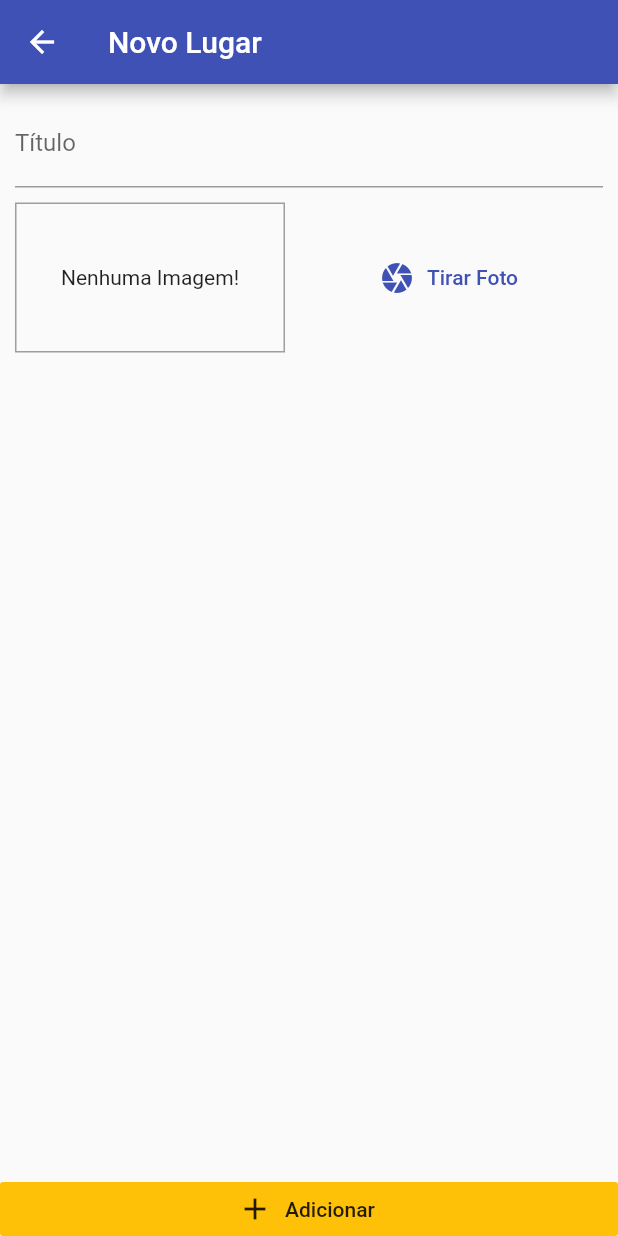
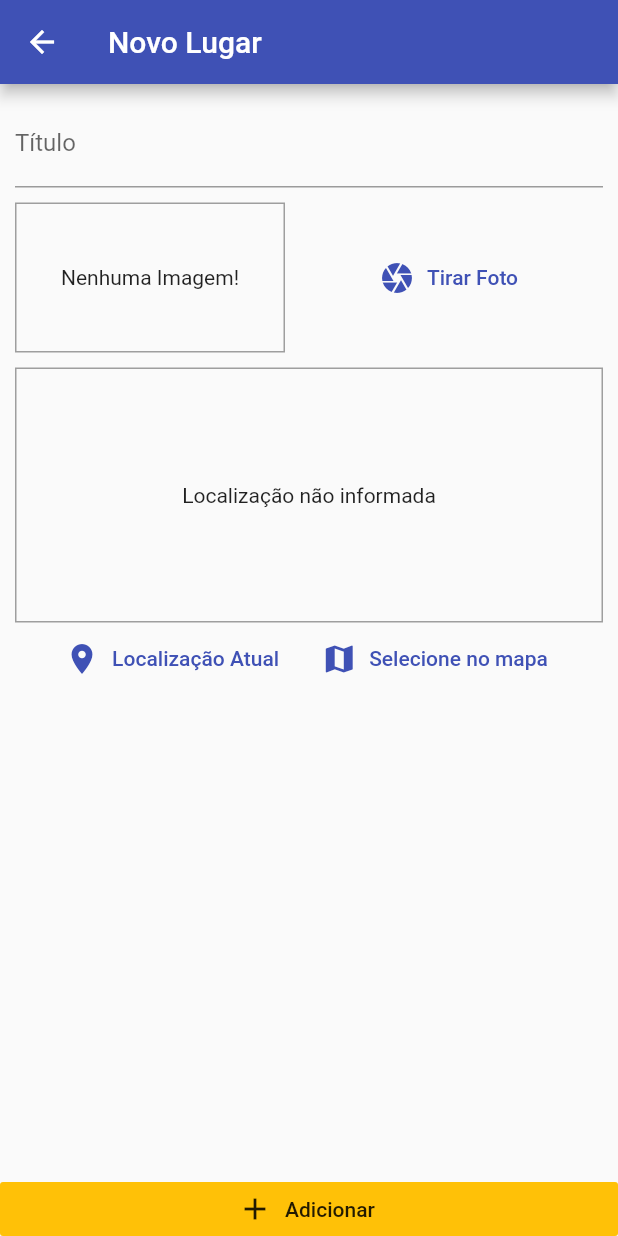
Before and after one commit to GabrielDVpereira/Greate-Places, a Flutter app: the PlaceFormScreen screen opened by its route, on a phone screen of 412 x 824 dp. Run offline on Flutter 3.47's test engine with Material 2 defaults, Android fonts, the phone set to English and light mode, and no system bars; our stand-ins replace image_picker, location, sqflite; accounts and stored records are empty.

Commit message:
start to set up location and maps

```diff
--- a/lib/screens/place_form_screen.dart
+++ b/lib/screens/place_form_screen.dart
@@ -3,6 +3,7 @@ import 'dart:io';
 import 'package:flutter/material.dart';
 import 'package:greatPlaces/providers/greate_places.dart';
 import 'package:greatPlaces/widgets/images_input.dart';
+import 'package:greatPlaces/widgets/location_input.dart';
 import 'package:provider/provider.dart';
 
 class PlaceFormScreen extends StatefulWidget {
@@ -48,7 +49,9 @@ class _PlaceFormScreenState extends State<PlaceFormScreen> {
                       controller: _titleController,
                     ),
                     SizedBox(height: 10),
-                    ImageInput(this._selectImage)
+                    ImageInput(this._selectImage),
+                    SizedBox(height: 10),
+                    LocationInput()
                   ],
                 ),
               ),
--- /dev/null
+++ b/lib/widgets/location_input.dart
@@ -0,0 +1,60 @@
+import 'package:flutter/material.dart';
+import 'package:location/location.dart';
+
+class LocationInput extends StatefulWidget {
+  @override
+  _LocationInputState createState() => _LocationInputState();
+}
+
+class _LocationInputState extends State<LocationInput> {
+  String _previewImageUrl;
+
+  Future<void> _getCurrentUserLocation() async {
+    final localData = await Location().getLocation();
+    print(localData.latitude);
+    print(localData.longitude);
+  }
+
+  @override
+  Widget build(BuildContext context) {
+    return Column(
+      children: [
+        Container(
+          height: 170,
+          width: double.infinity,
+          alignment: Alignment.center,
+          decoration: BoxDecoration(
+            border: Border.all(
+              width: 1,
+              color: Colors.grey,
+            ),
+          ),
+          child: _previewImageUrl == null
+              ? Text('Localização não informada')
+              : Image.network(
+                  _previewImageUrl,
+                  fit: BoxFit.cover,
+                  width: double.infinity,
+                ),
+        ),
+        Row(
+          mainAxisAlignment: MainAxisAlignment.center,
+          children: [
+            FlatButton.icon(
+              onPressed: _getCurrentUserLocation,
+              icon: Icon(Icons.location_on),
+              label: Text('Localização Atual'),
+              textColor: Theme.of(context).primaryColor,
+            ),
+            FlatButton.icon(
+              onPressed: () {},
+              icon: Icon(Icons.map),
+              label: Text('Selecione no mapa'),
+              textColor: Theme.of(context).primaryColor,
+            ),
+          ],
+        )
+      ],
+    );
+  }
+}
--- a/pubspec.yaml
+++ b/pubspec.yaml
@@ -21,6 +21,7 @@ environment:
   sdk: ">=2.7.0 <3.0.0"
 
 dependencies:
+  location: ^3.1.0
   sqflite: ^1.3.2+1
   path: ^1.7.0
   path_provider: ^1.6.24
```
Also changed, not shown: pubspec.lock.
